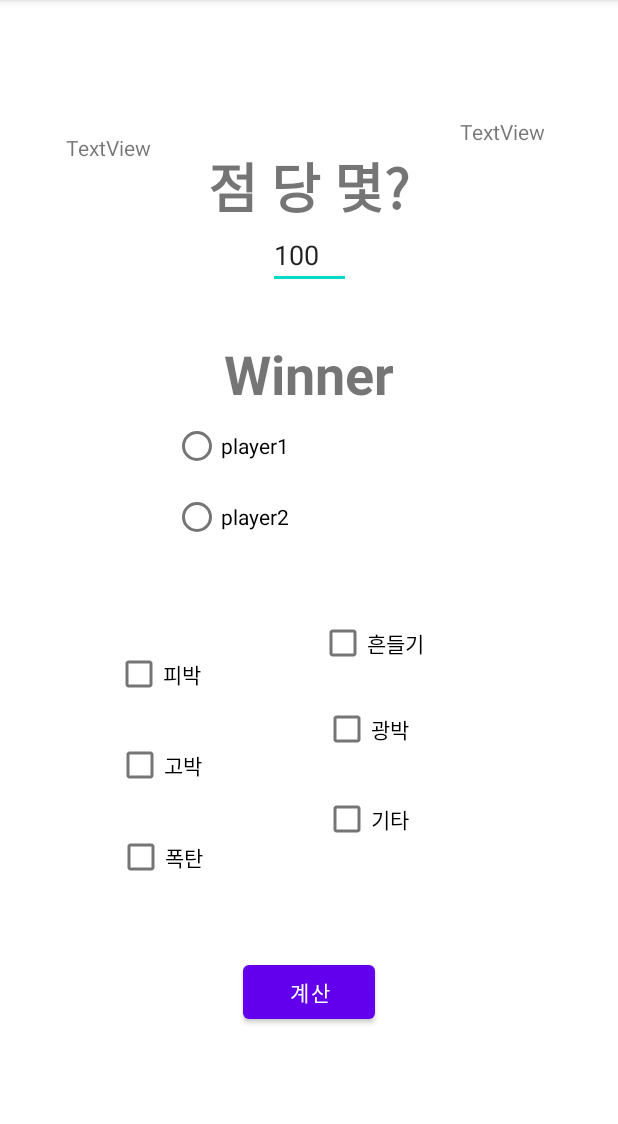
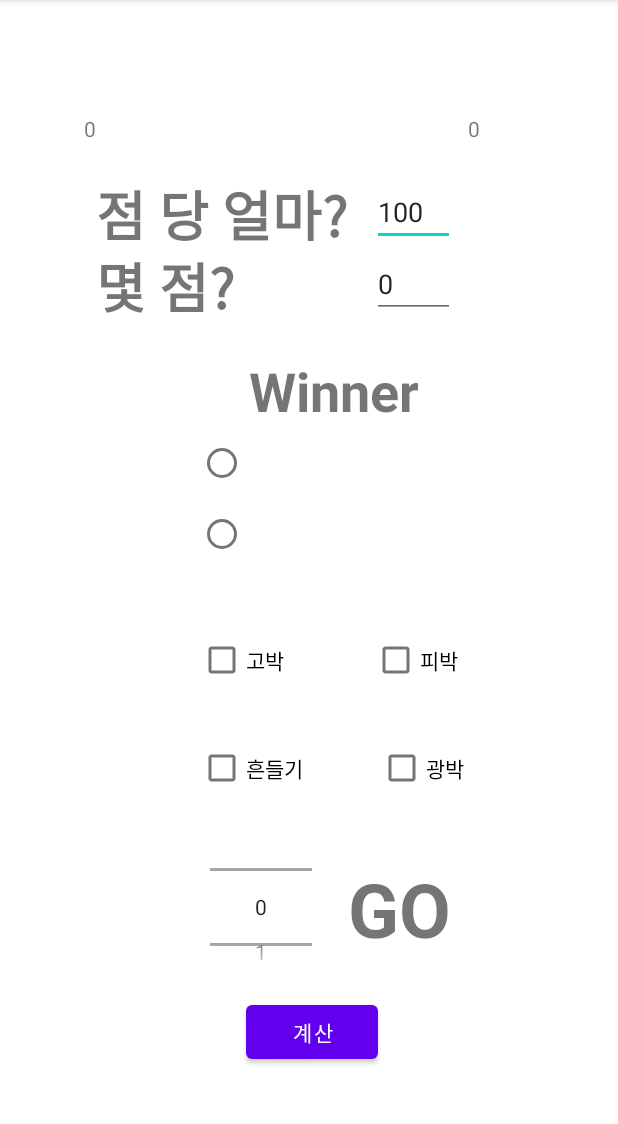
Before and after one commit to ashsummer/Calc, an Android app: the GameActivity screen opened directly, with no data from a screen before it, on a phone screen of 412 x 824 dp, the part 84-1208 px from its top. Run offline under Robolectric (Android 15) with nearby library versions, the phone set to English and light mode, and no system bars.

Commit message:
2nd commit - add calculate logic

```diff
--- a/Calc/app/src/main/java/com/suwon/calc/GameActivity.kt
+++ b/Calc/app/src/main/java/com/suwon/calc/GameActivity.kt
@@ -2,6 +2,8 @@ package com.suwon.calc
 
 import androidx.appcompat.app.AppCompatActivity
 import android.os.Bundle
+import android.widget.NumberPicker
+import android.widget.Toast
 import kotlinx.android.synthetic.main.activity_game.*
 
 class GameActivity : AppCompatActivity() {
@@ -11,5 +13,98 @@ class GameActivity : AppCompatActivity() {
 
         player1_name.text = intent.getStringExtra("player1")
         player2_name.text = intent.getStringExtra("player2")
+        player1_winner.text = intent.getStringExtra("player1")
+        player2_winner.text = intent.getStringExtra("player2")
+
+        //변수 셋팅
+        var p1score = 0
+        var p2score = 0
+        var isgobak = false
+        var ispibak = false
+        var isshake = false
+        var isgwangbak = false
+        var winner = 0
+        var go = 0
+        var winnerscore = 0
+        val zero = "0"
+
+        player1_score.text = p1score.toString()
+        player2_score.text = p2score.toString()
+
+
+        //go 점수 셋팅
+        gonumberpicker.wrapSelectorWheel = false
+        gonumberpicker.descendantFocusability = NumberPicker.FOCUS_BLOCK_DESCENDANTS
+        gonumberpicker.minValue = 0
+        gonumberpicker.maxValue = 5
+
+        calculatorButton.setOnClickListener{
+            //값 셋팅
+            isgobak = gobak_check.isChecked
+            ispibak = pibak_check.isChecked
+            isshake = shake_check.isChecked
+            isgwangbak = gwang_check.isChecked
+
+            //winner 셋팅
+            winner = if(player1_winner.isChecked){
+                1
+            }else 2
+
+            //몇고인지 셋팅
+            go = gonumberpicker.value
+
+            winnerscore = score.text.toString().toInt()
+
+            when(go){
+                1 -> winnerscore += 1
+                2 -> winnerscore += 2
+                3 -> winnerscore *= 2
+                4 -> winnerscore *= 3
+                5 -> winnerscore *= 5
+            }
+
+            if(isgobak){
+                winnerscore *= 2
+            }
+
+            if(isgwangbak){
+                winnerscore *= 2
+            }
+
+            if(ispibak){
+                winnerscore *= 2
+            }
+
+            if(isshake){
+                winnerscore *= 2
+            }
+
+            Toast.makeText(this@GameActivity,"당신의 점수는 {}점 입니다".format(winnerscore),Toast.LENGTH_SHORT).show()
+
+            winnerscore *= money.text.toString().toInt()
+
+            if(winner == 1){
+                p1score += winnerscore
+                p2score -= winnerscore
+            }else{
+                p1score -= winnerscore
+                p2score += winnerscore
+            }
+
+            //점수 셋팅
+            player1_score.text = p1score.toString()
+            player2_score.text = p2score.toString()
+
+            //다 리셋
+            score.setText(null)
+            pibak_check.setChecked(false)
+            gobak_check.setChecked(false)
+            gwang_check.setChecked(false)
+            shake_check.setChecked(false)
+            player1_winner.setChecked(false)
+            player2_winner.setChecked(false)
+            gonumberpicker.value = 0
+        }
+
     }
 }
--- a/Calc/app/src/main/java/com/suwon/calc/StartActivity.kt
+++ b/Calc/app/src/main/java/com/suwon/calc/StartActivity.kt
@@ -14,12 +14,12 @@ class StartActivity : AppCompatActivity() {
 
         goButton.setOnClickListener{
             var player1 : String = "Player1"
-            if( Player1.text.toString() != null ){
+            if( !Player1.text.toString().equals("") ){
                 player1 = Player1.text.toString()
             }
 
             var player2 : String = "Player2"
-            if(Player2.text.toString() != null){
+            if(!Player2.text.toString().equals("")){
                 player2 = Player2.text.toString()
             }
 
--- a/Calc/app/src/main/res/layout/activity_game.xml
+++ b/Calc/app/src/main/res/layout/activity_game.xml
@@ -10,16 +10,22 @@
         android:id="@+id/player1_name"
         android:layout_width="wrap_content"
         android:layout_height="wrap_content"
-        android:layout_marginStart="16dp"
-        android:layout_marginLeft="16dp"
-        android:layout_marginTop="16dp"
-        android:layout_marginEnd="150dp"
-        android:layout_marginRight="150dp"
-        android:layout_marginBottom="696dp"
+        android:layout_marginStart="36dp"
+        android:layout_marginLeft="36dp"
+        android:layout_marginTop="36dp"
         android:text="TextView"
         android:textSize="24sp"
-        app:layout_constraintBottom_toBottomOf="parent"
-        app:layout_constraintEnd_toStartOf="@+id/player2_name"
+        app:layout_constraintStart_toStartOf="parent"
+        app:layout_constraintTop_toTopOf="parent" />
+
+    <TextView
+        android:id="@+id/player1_score"
+        android:layout_width="wrap_content"
+        android:layout_height="wrap_content"
+        android:layout_marginStart="56dp"
+        android:layout_marginLeft="56dp"
+        android:layout_marginTop="76dp"
+        android:text="TextView"
         app:layout_constraintStart_toStartOf="parent"
         app:layout_constraintTop_toTopOf="parent" />
 
@@ -27,86 +33,68 @@
         android:id="@+id/player2_name"
         android:layout_width="wrap_content"
         android:layout_height="wrap_content"
-        android:layout_marginStart="8dp"
-        android:layout_marginLeft="8dp"
-        android:layout_marginTop="16dp"
-        android:layout_marginEnd="22dp"
-        android:layout_marginRight="22dp"
-        android:layout_marginBottom="696dp"
+        android:layout_marginStart="284dp"
+        android:layout_marginLeft="284dp"
+        android:layout_marginTop="36dp"
         android:text="TextView"
         android:textSize="24sp"
-        app:layout_constraintBottom_toBottomOf="parent"
-        app:layout_constraintEnd_toEndOf="parent"
-        app:layout_constraintStart_toEndOf="@+id/player1_name"
+        app:layout_constraintStart_toStartOf="parent"
         app:layout_constraintTop_toTopOf="parent" />
-
-    <TextView
-        android:id="@+id/player1_score"
-        android:layout_width="wrap_content"
-        android:layout_height="wrap_content"
-        android:layout_marginStart="43dp"
-        android:layout_marginLeft="43dp"
-        android:layout_marginTop="10dp"
-        android:layout_marginBottom="660dp"
-        android:text="TextView"
-        app:layout_constraintBottom_toBottomOf="parent"
-        app:layout_constraintEnd_toStartOf="@+id/player2_score"
-        app:layout_constraintStart_toStartOf="parent"
-        app:layout_constraintTop_toBottomOf="@+id/player1_name"
-        app:layout_constraintVertical_bias="1.0" />
 
     <TextView
         android:id="@+id/player2_score"
         android:layout_width="wrap_content"
         android:layout_height="wrap_content"
-        android:layout_marginStart="205dp"
-        android:layout_marginLeft="205dp"
-        android:layout_marginTop="10dp"
-        android:layout_marginEnd="48dp"
-        android:layout_marginRight="48dp"
-        android:layout_marginBottom="664dp"
+        android:layout_marginStart="312dp"
+        android:layout_marginLeft="312dp"
+        android:layout_marginTop="76dp"
         android:text="TextView"
-        app:layout_constraintBottom_toBottomOf="parent"
-        app:layout_constraintEnd_toEndOf="parent"
-        app:layout_constraintStart_toEndOf="@+id/player1_score"
-        app:layout_constraintTop_toBottomOf="@+id/player2_name" />
+        app:layout_constraintStart_toStartOf="parent"
+        app:layout_constraintTop_toTopOf="parent" />
 
     <EditText
         android:id="@+id/money"
         android:layout_width="55dp"
         android:layout_height="40dp"
-        android:layout_marginStart="178dp"
-        android:layout_marginLeft="178dp"
-        android:layout_marginEnd="178dp"
-        android:layout_marginRight="178dp"
+        android:layout_marginStart="248dp"
+        android:layout_marginLeft="248dp"
+        android:layout_marginTop="124dp"
         android:ems="10"
         android:inputType="textPersonName"
         android:text="100"
-        app:layout_constraintBottom_toTopOf="@+id/winner"
-        app:layout_constraintEnd_toEndOf="parent"
         app:layout_constraintStart_toStartOf="parent"
-        app:layout_constraintTop_toBottomOf="@+id/money_text" />
+        app:layout_constraintTop_toTopOf="parent" />
+
+    <EditText
+        android:id="@+id/score"
+        android:layout_width="55dp"
+        android:layout_height="40dp"
+        android:layout_marginStart="248dp"
+        android:layout_marginLeft="248dp"
+        android:layout_marginTop="172dp"
+        android:ems="10"
+        android:inputType="textPersonName"
+        android:text="0"
+        app:layout_constraintStart_toStartOf="parent"
+        app:layout_constraintTop_toTopOf="parent" />
 
     <RadioGroup
         android:id="@+id/winner"
         android:layout_width="181dp"
         android:layout_height="143dp"
-        android:layout_marginStart="175dp"
-        android:layout_marginLeft="175dp"
-        android:layout_marginTop="32dp"
-        android:layout_marginEnd="175dp"
-        android:layout_marginRight="175dp"
-        android:layout_marginBottom="57dp"
-        app:layout_constraintBottom_toTopOf="@+id/pibak_check"
-        app:layout_constraintEnd_toEndOf="parent"
+        android:layout_marginStart="132dp"
+        android:layout_marginLeft="132dp"
+        android:layout_marginTop="236dp"
         app:layout_constraintStart_toStartOf="parent"
-        app:layout_constraintTop_toBottomOf="@+id/money">
+        app:layout_constraintTop_toTopOf="parent">
+
 
         <TextView
             android:id="@+id/winner_text"
             android:layout_width="match_parent"
             android:layout_height="wrap_content"
-            android:gravity="center_horizontal"
+            android:layout_gravity="center_horizontal"
+            android:gravity="center"
             android:text="Winner"
             android:textSize="36sp"
             android:textStyle="bold" />
@@ -116,137 +104,123 @@
             android:layout_width="match_parent"
             android:layout_height="wrap_content"
             android:layout_gravity="center_horizontal"
-            android:text="player1" />
+            android:text="player1"
+            app:layout_constraintStart_toStartOf="parent"
+            app:layout_constraintTop_toTopOf="parent" />
+
 
         <RadioButton
             android:id="@+id/player2_winner"
             android:layout_width="match_parent"
             android:layout_height="wrap_content"
-            android:layout_gravity="center|center_horizontal"
+            android:layout_gravity="center_horizontal"
             android:text="player2"
-            tools:layout_editor_absoluteX="208dp"
-            tools:layout_editor_absoluteY="222dp" />
+            app:layout_constraintStart_toStartOf="parent"
+            app:layout_constraintTop_toTopOf="parent" />
+
     </RadioGroup>
 
     <CheckBox
         android:id="@+id/pibak_check"
         android:layout_width="wrap_content"
         android:layout_height="wrap_content"
-        android:layout_marginStart="47dp"
-        android:layout_marginLeft="47dp"
-        android:layout_marginTop="300dp"
-        android:layout_marginEnd="50dp"
-        android:layout_marginRight="50dp"
+        android:layout_marginStart="248dp"
+        android:layout_marginLeft="248dp"
+        android:layout_marginTop="416dp"
         android:text="피박"
-        app:layout_constraintBottom_toTopOf="@+id/gobak_check"
-        app:layout_constraintEnd_toStartOf="@+id/shake_check"
         app:layout_constraintStart_toStartOf="parent"
-        app:layout_constraintTop_toBottomOf="@+id/player1_score" />
+        app:layout_constraintTop_toTopOf="parent" />
 
     <CheckBox
         android:id="@+id/gobak_check"
         android:layout_width="wrap_content"
         android:layout_height="wrap_content"
-        android:layout_marginStart="47dp"
-        android:layout_marginLeft="47dp"
-        android:layout_marginEnd="50dp"
-        android:layout_marginRight="50dp"
+        android:layout_marginStart="132dp"
+        android:layout_marginLeft="132dp"
+        android:layout_marginTop="416dp"
         android:text="고박"
-        app:layout_constraintBottom_toTopOf="@+id/bomb_check"
-        app:layout_constraintEnd_toStartOf="@+id/gwang_check"
         app:layout_constraintStart_toStartOf="parent"
-        app:layout_constraintTop_toBottomOf="@+id/pibak_check" />
-
-    <CheckBox
-        android:id="@+id/bomb_check"
-        android:layout_width="wrap_content"
-        android:layout_height="wrap_content"
-        android:layout_marginStart="47dp"
-        android:layout_marginLeft="47dp"
-        android:layout_marginEnd="50dp"
-        android:layout_marginRight="50dp"
-        android:layout_marginBottom="160dp"
-        android:text="폭탄"
-        app:layout_constraintBottom_toBottomOf="parent"
-        app:layout_constraintEnd_toStartOf="@+id/etc_check"
-        app:layout_constraintStart_toStartOf="parent"
-        app:layout_constraintTop_toBottomOf="@+id/gobak_check" />
+        app:layout_constraintTop_toTopOf="parent" />
 
     <CheckBox
         android:id="@+id/shake_check"
         android:layout_width="wrap_content"
         android:layout_height="wrap_content"
-        android:layout_marginTop="30dp"
-        android:layout_marginEnd="100dp"
-        android:layout_marginRight="100dp"
-        android:layout_marginBottom="309dp"
+        android:layout_marginStart="132dp"
+        android:layout_marginLeft="132dp"
+        android:layout_marginTop="488dp"
         android:text="흔들기"
-        app:layout_constraintBottom_toBottomOf="parent"
-        app:layout_constraintEnd_toEndOf="parent"
-        app:layout_constraintStart_toEndOf="@+id/pibak_check"
-        app:layout_constraintTop_toBottomOf="@+id/winner" />
+        app:layout_constraintStart_toStartOf="parent"
+        app:layout_constraintTop_toTopOf="parent" />
 
     <CheckBox
         android:id="@+id/gwang_check"
         android:layout_width="wrap_content"
         android:layout_height="wrap_content"
-        android:layout_marginTop="8dp"
-        android:layout_marginEnd="109dp"
-        android:layout_marginRight="109dp"
-        android:layout_marginBottom="5dp"
+        android:layout_marginStart="252dp"
+        android:layout_marginLeft="252dp"
+        android:layout_marginTop="488dp"
         android:text="광박"
-        app:layout_constraintBottom_toTopOf="@+id/etc_check"
-        app:layout_constraintEnd_toEndOf="parent"
-        app:layout_constraintStart_toEndOf="@+id/gobak_check"
-        app:layout_constraintTop_toBottomOf="@+id/shake_check" />
-
-    <CheckBox
-        android:id="@+id/etc_check"
-        android:layout_width="wrap_content"
-        android:layout_height="wrap_content"
-        android:layout_marginStart="50dp"
-        android:layout_marginLeft="50dp"
-        android:layout_marginTop="5dp"
-        android:layout_marginEnd="107dp"
-        android:layout_marginRight="107dp"
-        android:layout_marginBottom="66dp"
-        android:text="기타"
-        app:layout_constraintBottom_toTopOf="@+id/calculatorButton"
-        app:layout_constraintEnd_toEndOf="parent"
-        app:layout_constraintHorizontal_bias="0.491"
-        app:layout_constraintStart_toEndOf="@+id/gobak_check"
-        app:layout_constraintTop_toBottomOf="@+id/gwang_check" />
+        app:layout_constraintStart_toStartOf="parent"
+        app:layout_constraintTop_toTopOf="parent" />
 
     <Button
         android:id="@+id/calculatorButton"
         android:layout_width="wrap_content"
         android:layout_height="wrap_content"
-        android:layout_marginStart="161dp"
-        android:layout_marginLeft="161dp"
-        android:layout_marginEnd="162dp"
-        android:layout_marginRight="162dp"
-        android:layout_marginBottom="81dp"
+        android:layout_marginStart="164dp"
+        android:layout_marginLeft="164dp"
+        android:layout_marginTop="664dp"
         android:text="계산"
-        app:layout_constraintBottom_toBottomOf="parent"
-        app:layout_constraintEnd_toEndOf="parent"
         app:layout_constraintStart_toStartOf="parent"
-        app:layout_constraintTop_toBottomOf="@+id/etc_check" />
+        app:layout_constraintTop_toTopOf="parent" />
 
     <TextView
         android:id="@+id/money_text"
         android:layout_width="wrap_content"
         android:layout_height="wrap_content"
-        android:layout_marginStart="138dp"
-        android:layout_marginLeft="138dp"
-        android:layout_marginTop="97dp"
-        android:layout_marginEnd="138dp"
-        android:layout_marginRight="138dp"
-        android:layout_marginBottom="1dp"
-        android:text="점 당 몇?"
+        android:layout_marginStart="64dp"
+        android:layout_marginLeft="64dp"
+        android:layout_marginTop="116dp"
+        android:text="점 당 얼마?"
         android:textSize="36sp"
         android:textStyle="bold"
-        app:layout_constraintBottom_toTopOf="@+id/money"
-        app:layout_constraintEnd_toEndOf="parent"
+        app:layout_constraintStart_toStartOf="parent"
+        app:layout_constraintTop_toTopOf="parent" />
+
+    <TextView
+        android:id="@+id/score_text"
+        android:layout_width="wrap_content"
+        android:layout_height="wrap_content"
+        android:layout_marginStart="64dp"
+        android:layout_marginLeft="64dp"
+        android:layout_marginTop="164dp"
+        android:text="몇 점?"
+        android:textSize="36sp"
+        android:textStyle="bold"
+        app:layout_constraintStart_toStartOf="parent"
+        app:layout_constraintTop_toTopOf="parent" />
+
+    <TextView
+        android:id="@+id/GO_string"
+        android:layout_width="wrap_content"
+        android:layout_height="wrap_content"
+        android:layout_marginStart="232dp"
+        android:layout_marginLeft="232dp"
+        android:layout_marginTop="572dp"
+        android:text="GO"
+        android:textSize="50sp"
+        android:textStyle="bold"
+        app:layout_constraintStart_toStartOf="parent"
+        app:layout_constraintTop_toTopOf="parent" />
+
+    <NumberPicker
+        android:id="@+id/gonumberpicker"
+        android:layout_width="68dp"
+        android:layout_height="89dp"
+        android:layout_marginStart="140dp"
+        android:layout_marginLeft="140dp"
+        android:layout_marginTop="560dp"
         app:layout_constraintStart_toStartOf="parent"
         app:layout_constraintTop_toTopOf="parent" />
 
```
